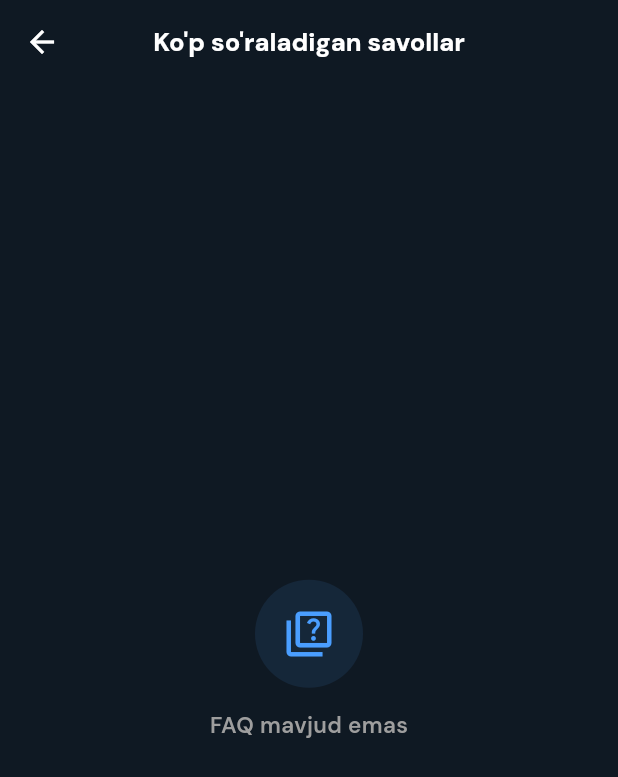
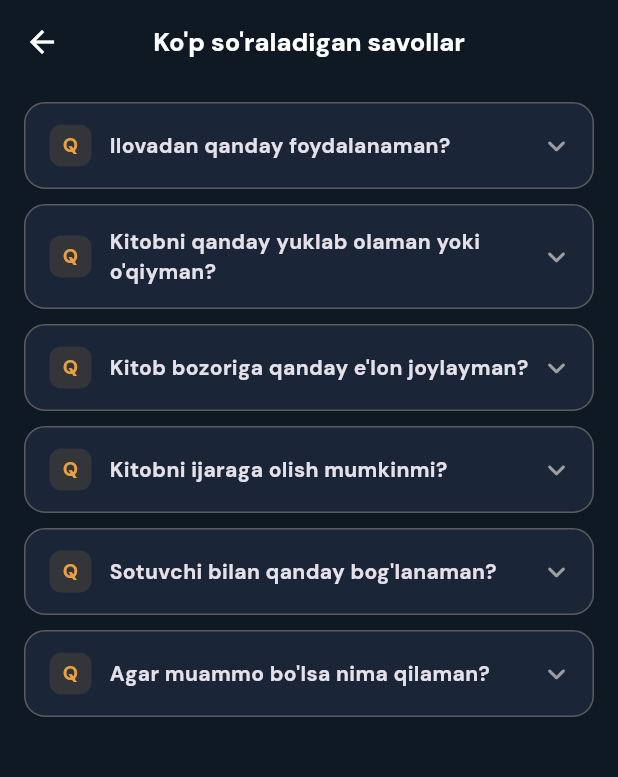
Before and after one commit to Ayyubxon0127/smart_lib, a Flutter app: the FaqScreen screen opened directly, on a phone screen of 412 x 824 dp. Shown: the top 777 px of the screen. Run offline on Flutter 3.47's test engine with Material 3 defaults, Android fonts, the phone set to English and light mode, and no system bars; our stand-ins replace cloud_firestore, firebase_auth, firebase_core, firebase_messaging, flutter_local_notifications, google_fonts and 2 more; accounts and stored records are empty.

Commit message:
feat: add FAQ content, update support email, open mailto on tap
- faq_screen: hardcoded Uzbek FAQ fallback (6 Q&A) shown when Firestore is empty
- settings: support email changed to ayyubxonashiraliyev757@gmail.com
- settings: email tap opens device email app via mailto: (falls back to clipboard if no email app)
- pubspec: add url_launcher ^6.3.0
- AndroidManifest: add <queries> entry for mailto: scheme (Android 11+ intent visibility)

Co-Authored-By: Claude Sonnet 4.6 <noreply@anthropic.com>

```diff
--- a/lib/screens/student/faq_screen.dart
+++ b/lib/screens/student/faq_screen.dart
@@ -3,6 +3,39 @@ import 'package:provider/provider.dart';
 import '../../providers/app_provider.dart';
 import '../../constants.dart';
 import '../../l10n.dart';
+
+const _kDefaultFaq = [
+  {
+    'question': 'Ilovadan qanday foydalanaman?',
+    'answer':
+        'Ilovada siz turli kitoblarni ko\'rishingiz, o\'qishingiz va saqlab qo\'yishingiz mumkin. Shuningdek "Kitob bozori" bo\'limida talabalar o\'z kitoblarini sotish, ijaraga berish yoki bepul ulashishlari mumkin.',
+  },
+  {
+    'question': 'Kitobni qanday yuklab olaman yoki o\'qiyman?',
+    'answer':
+        'Kitob sahifasiga kirib "O\'qish" yoki "Yuklab olish" tugmasini bosish orqali kitobni o\'qishingiz yoki qurilmangizga saqlashingiz mumkin.',
+  },
+  {
+    'question': 'Kitob bozoriga qanday e\'lon joylayman?',
+    'answer':
+        'Pastki menyudagi "Bozor" bo\'limiga kiring va "E\'lon qo\'shish" tugmasini bosing. Kitob nomi, muallif, narx va tavsifni kiritib e\'lon joylashingiz mumkin.',
+  },
+  {
+    'question': 'Kitobni ijaraga olish mumkinmi?',
+    'answer':
+        'Ha. Bozor bo\'limida "Ijara" filtrini tanlab ijaraga berilayotgan kitoblarni ko\'rishingiz mumkin.',
+  },
+  {
+    'question': 'Sotuvchi bilan qanday bog\'lanaman?',
+    'answer':
+        'Kitob sahifasida sotuvchining telefon raqami yoki aloqa tugmasi orqali bevosita bog\'lanishingiz mumkin.',
+  },
+  {
+    'question': 'Agar muammo bo\'lsa nima qilaman?',
+    'answer':
+        '"Qo\'llab-quvvatlash" bo\'limida berilgan email orqali biz bilan bog\'lanishingiz mumkin.',
+  },
+];
 
 class FaqScreen extends StatelessWidget {
   const FaqScreen({super.key});
@@ -11,7 +44,7 @@ class FaqScreen extends StatelessWidget {
   Widget build(BuildContext context) {
     final app   = context.watch<AppProvider>();
     final s     = S.of(context);
-    final items = app.faqItems;
+    final items = app.faqItems.isNotEmpty ? app.faqItems : _kDefaultFaq;
 
     return Scaffold(
       appBar: AppBar(title: Text(s.faqTitle)),
--- a/pubspec.yaml
+++ b/pubspec.yaml
@@ -26,6 +26,7 @@ dependencies:
   # Utils
   uuid: ^4.2.2
   shared_preferences: ^2.2.2
+  url_launcher: ^6.3.0
 
   # Notifications
   flutter_local_notifications: ^17.2.4
```
Also changed, not shown: lib/screens/student/settings_screen.dart (+15 -5 lines), pubspec.lock, 1 other file.
